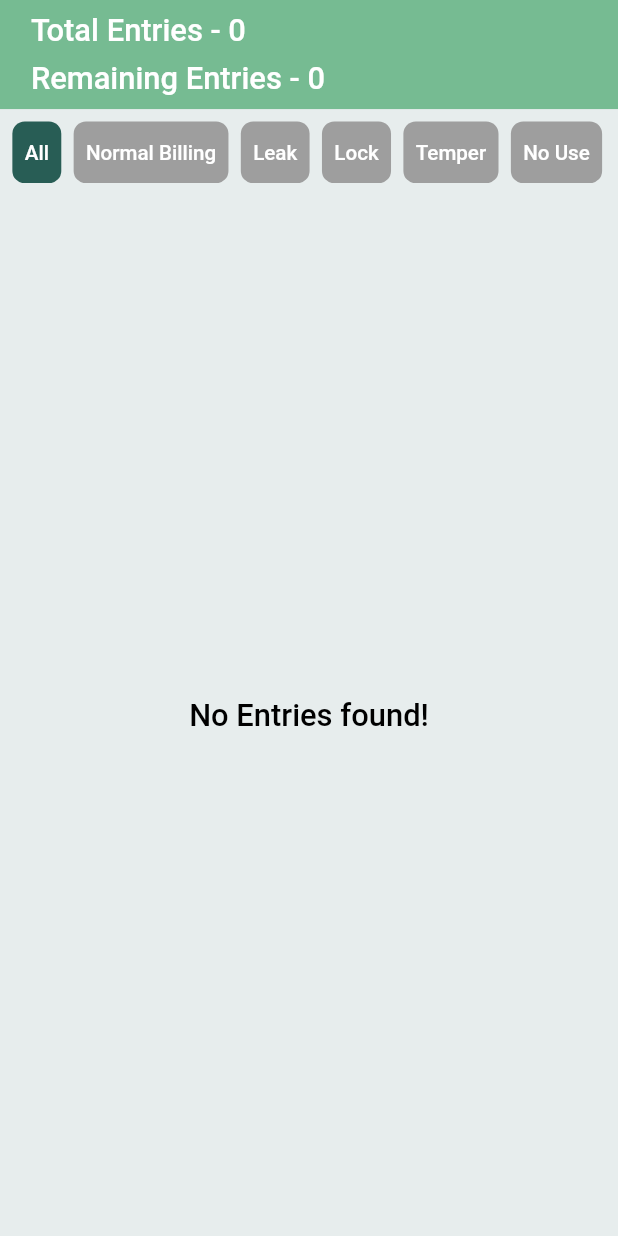
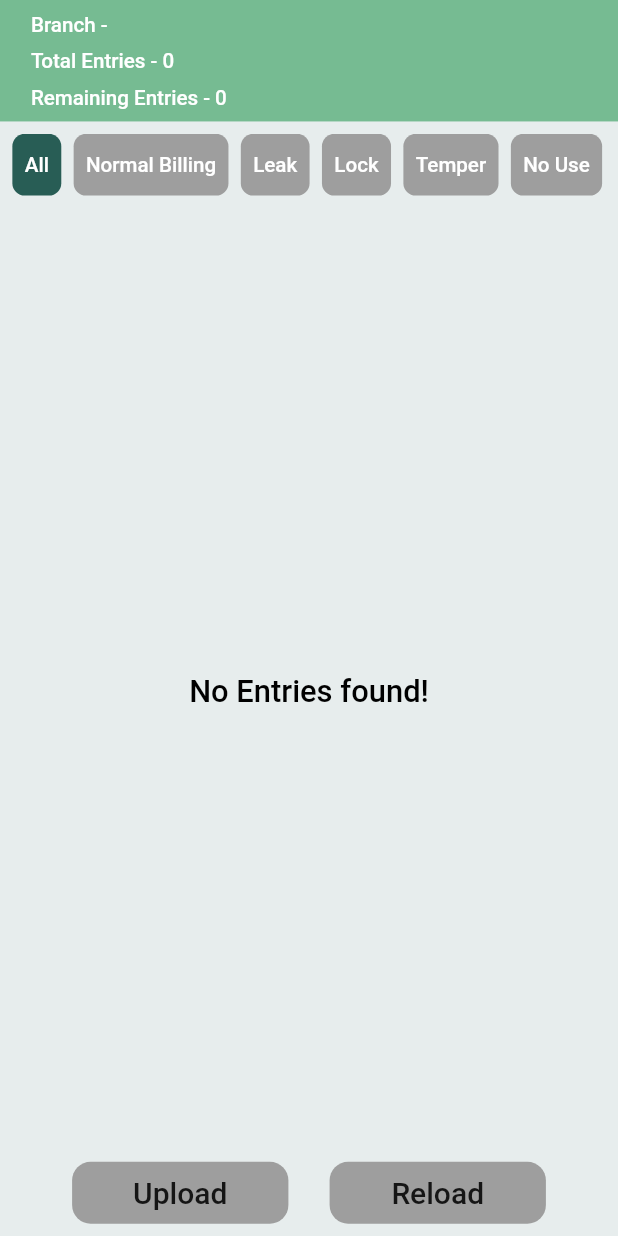
Before and after one commit to gaikwadomkarr/jsbmarine, a Flutter app: the AllEntries screen opened directly, on a phone screen of 412 x 824 dp. Run offline on Flutter 3.47's test engine with Material 2 defaults, Android fonts, the light colour scheme and no system bars; our stand-ins replace dio, flutter_icons_null_safety, flutter_mobx, flutter_slider_drawer, flutter_styled_toast, geolocator and 9 more; missing offline and left inert: flutter_barcode_scanner, platform_device_id; accounts and stored records are empty; generated files the repository leaves out were written again; network calls fail.

Commit message:
Select multiple, upload, reload btns

```diff
--- a/lib/screens/all_entries.dart
+++ b/lib/screens/all_entries.dart
@@ -29,6 +29,9 @@ class _AllEntriesState extends State<AllEntries> {
   void initState() {
     super.initState();
     getConnections();
+    if (DataConstants.branchName == "") {
+      DataConstants.mobxApiCalls.getBranchDetails();
+    }
   }
 
   void getConnections() async {
@@ -69,18 +72,36 @@ class _AllEntriesState extends State<AllEntries> {
                     child: Column(
                       crossAxisAlignment: CrossAxisAlignment.start,
                       children: [
+                        // Observer(builder: (context) {
+                        //   return
+                        DataConstants.loginControllerMobx.showGetBranchLoader
+                            ? SizedBox(
+                                height: 3.h,
+                                width: 3.h,
+                                child: const CircularProgressIndicator(
+                                  backgroundColor: primaryColor,
+                                  strokeWidth: 4,
+                                ),
+                              )
+                            : Text(
+                                "Branch - ${DataConstants.branchName}",
+                                style:
+                                    Controller.kwhiteSmallStyle(context, white),
+                              ),
+                        // }),
+                        SizedBox(
+                          height: 1.h,
+                        ),
                         Text(
                           "Total Entries - ${DataConstants.allEntriesControllerMobx.allconnections.length}",
-                          style: Controller.kwhiteSemiBoldNormalStyle(
-                              context, white),
+                          style: Controller.kwhiteSmallStyle(context, white),
                         ),
                         SizedBox(
                           height: 1.h,
                         ),
                         Text(
                           "Remaining Entries - ${DataConstants.allEntriesControllerMobx.remainingUploads}",
-                          style: Controller.kwhiteSemiBoldNormalStyle(
-                              context, white),
+                          style: Controller.kwhiteSmallStyle(context, white),
                         ),
                       ],
                     ),
@@ -96,28 +117,22 @@ class _AllEntriesState extends State<AllEntries> {
                       ? const CircularProgressIndicator()
                       : buildMeterRecord(),
                   Observer(builder: (context) {
-                    return DataConstants.allEntriesControllerMobx
-                            .selectedConnections.isNotEmpty
-                        ? Container(
+                    return Container(
                       margin: EdgeInsets.symmetric(horizontal: 5.w),
                       child: Row(
                         mainAxisSize: MainAxisSize.max,
                         mainAxisAlignment: MainAxisAlignment.spaceEvenly,
                         children: [
-                                if (DataConstants
-                                        .allEntriesControllerMobx
-                                        .selectedConnections
-                                        .first
-                                        .uploadStatus ==
-                                    "No")
-                                  CGradientButton(
+                          IgnorePointer(
+                            ignoring: DataConstants.allEntriesControllerMobx
+                                .selectedConnections.isEmpty,
+                            child: CGradientButton(
                                 buttonName: DataConstants
                                         .allEntriesControllerMobx
                                         .uploadEntryLoader
                                     ? ''
                                     : 'Upload',
-                                      onPress: DataConstants
-                                              .allEntriesControllerMobx
+                                onPress: DataConstants.allEntriesControllerMobx
                                         .uploadEntryLoader
                                     ? null
                                     : () {
@@ -127,46 +142,33 @@ class _AllEntriesState extends State<AllEntries> {
                                             .first
                                             .id!);
                                       },
-                                      color: primaryColor,
-                                      icon: DataConstants
-                                              .allEntriesControllerMobx
+                                color: DataConstants.allEntriesControllerMobx
+                                        .selectedConnections.isEmpty
+                                    ? grey
+                                    : primaryColor,
+                                icon: DataConstants.allEntriesControllerMobx
                                         .uploadEntryLoader
                                     ? const CircularProgressIndicator(
                                         strokeWidth: 3,
                                         color: white,
                                       )
                                     : null),
-                                CGradientButton(
-                                  buttonName: 'Delete',
-                                  onPress: () async {
-                                    var success = await DataConstants
-                                        .meterReadingControllerMobx
-                                        .deleteMeterReading(
-                                            DataConstants
-                                                .allEntriesControllerMobx
-                                                .selectedConnections
-                                                .first
-                                                .id!,
-                                            selectedStatus);
-                                    if (success) {
-                                      DataConstants.allEntriesControllerMobx
-                                          .removeSelectedRecord(DataConstants
-                                              .allEntriesControllerMobx
-                                              .selectedConnections
-                                              .first);
-                                      Get.showSnackbar(successSnackBar(
-                                          'Record deleted successfully'));
-                                    } else {
-                                      // Get.showSnackbar(errorSnackBar(
-                                      //     'Failed. Please try again later'));
-                                    }
-                                  },
-                                  color: Colors.red,
+                          ),
+                          IgnorePointer(
+                            ignoring: DataConstants.allEntriesControllerMobx
+                                .selectedConnections.isEmpty,
+                            child: CGradientButton(
+                              buttonName: 'Reload',
+                              onPress: () async {},
+                              color: DataConstants.allEntriesControllerMobx
+                                      .selectedConnections.isEmpty
+                                  ? grey
+                                  : primaryColor,
+                            ),
                           ),
                         ],
                       ),
-                          )
-                        : const SizedBox.shrink();
+                    );
                   }),
                   SizedBox(
                     height: 1.h,
@@ -254,8 +256,6 @@ class _AllEntriesState extends State<AllEntries> {
                                 .removeSelectedRecord(meterReadingRecord);
                           } else {
                             DataConstants.allEntriesControllerMobx
-                                .emptyselectedRecord();
-                            DataConstants.allEntriesControllerMobx
                                 .addSelectedRecord(meterReadingRecord);
                           }
                         },
--- a/lib/utils/data_constants.dart
+++ b/lib/utils/data_constants.dart
@@ -20,6 +20,7 @@ class DataConstants {
   static String uniqueId = "";
   static String username = "";
   static String branchID = "";
+  static String branchName = "";
   static String userID = "";
   static int currentPage = 0;
 
--- a/lib/utils/string_constant.dart
+++ b/lib/utils/string_constant.dart
@@ -10,13 +10,14 @@ String REFRESH_TOKEN = "";
 String REFRESH_TOKEN_EXPIRES = "";
 String FILE_URL = "";
 // String BASEURL = DataConstants.url;
-const String BASEURL = "https://webbillingapi.jsbmarine.com";
+const String BASEURL = "https://mjpbillingapi.jsbmarine.com";
 // const String BASEURL="https://dev-api.core.primepg.penpenny.xyz/";
 
 //const String singInUrl="/auth/signin";
 const String singInUrl = "/Token";
 const String checkTabUser = '/api/v1/Login/CheckTabuser';
 const String insertSingleBill = '/api/v1/Bill/InsertBillEntry';
+const String getBranch = '/api/v1/Branch/GetBranch';
 const String newReading = "New Reading";
 const String allEntries = "All Entries";
 const String logout = "Logout";
```
Also changed, not shown: lib/api/mobx_api_calls.dart (+24 -0 lines), lib/controller/login_controller_mobx.dart (+15 -0 lines), lib/screens/main_screen.dart (+23 -1 lines), lib/screens/new_reading.dart (+4 -4 lines), lib/controller/login_controller_mobx.g.dart. Lines whose indentation alone changed are shown as unchanged.
